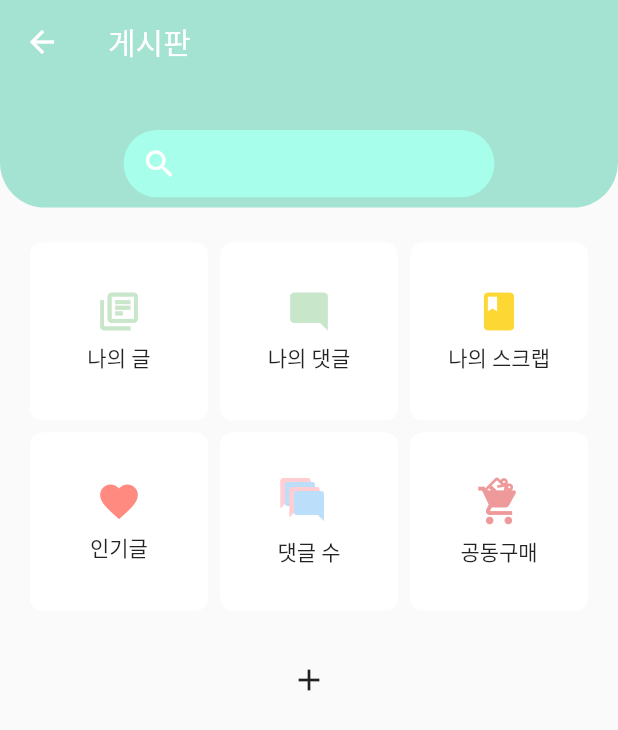
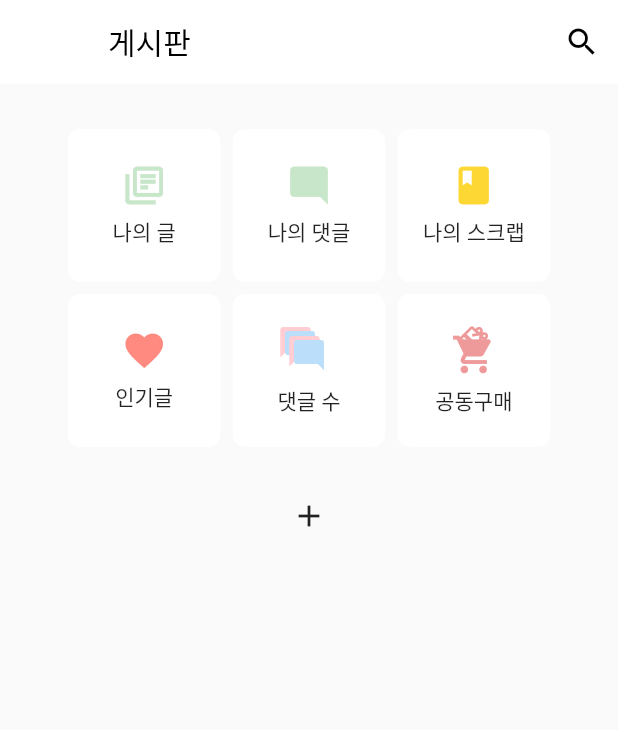
Before and after one commit to msk5678/OnestepCorporation, a Flutter app: the BoardMain screen opened directly, on a phone screen of 412 x 824 dp. Shown: the top 730 px of the screen. Run offline on Flutter 3.47's test engine with Material 2 defaults, Android fonts, the phone set to English and light mode, and no system bars; our stand-ins replace auto_size_text, badges, cached_network_image, carousel_slider, cloud_firestore, custom_radio_grouped_button and 25 more; missing offline and left inert: algolia, mailer, multi_image_picker2, pattern_formatter; accounts and stored records are empty; project files that could hold a hidden picture were left out.

Commit message:
20210528

```diff
--- a/onestep_rezero/lib/board/boardCategoryList.dart
+++ b/onestep_rezero/lib/board/boardCategoryList.dart
@@ -35,7 +35,8 @@ class BoardListView extends ConsumerWidget {
           icon: Icon(
             boardCategory.categoryData.icon,
             size: 25,
-            color: Colors.indigo[300],
+            // color: Colors.indigo[300],
+            color: Colors.black,
           ),
           onPressed: () {
             print("Something to do");
--- a/onestep_rezero/lib/board/boardCreate.dart
+++ b/onestep_rezero/lib/board/boardCreate.dart
@@ -150,9 +150,12 @@ class _BoardCreate extends State<BoardCreate> with TickerProviderStateMixin {
     if (isTitleTextEmpty != null) if (!isTitleTextEmpty &&
         selectedBoardCategory != null) {
       return ShowUp(
-        child: RaisedButton(
+        child: ElevatedButton(
+          style: ElevatedButton.styleFrom(
+              primary: Color.fromRGBO(164, 227, 210, 1)),
           child: Text("게시하기!"),
           onPressed: () async {
+            FocusScope.of(context).unfocus();
             if (!isTitleTextEmpty) {
               final db = FirebaseFirestore.instance;
               String currentTimeStamp =
--- a/onestep_rezero/lib/board/boardMain.dart
+++ b/onestep_rezero/lib/board/boardMain.dart
@@ -5,6 +5,7 @@ import 'package:flutter/services.dart';
 import 'package:flutter_riverpod/flutter_riverpod.dart';
 import 'package:cloud_firestore/cloud_firestore.dart';
 import 'package:onestep_rezero/board/declareData/boardData.dart';
+import 'package:onestep_rezero/search/pages/searchAllMain.dart';
 import 'boardCategoryList.dart';
 
 class BoardMain extends StatefulWidget {
@@ -128,29 +129,32 @@ class _BoardMainState extends State<BoardMain> {
         FocusScope.of(context).requestFocus(FocusNode());
       },
       child: Scaffold(
-        appBar: AppBar(
-          elevation: 0,
-          title: Text(
-            "게시판",
-            style: TextStyle(color: Colors.white),
-          ),
-          backgroundColor: Color.fromRGBO(164, 227, 210, 1),
-        ),
-        body: Stack(
-          children: [
-            Container(
-              height: mintColorContainerHeight,
-              decoration: BoxDecoration(
-                  color: pColor,
-                  borderRadius: BorderRadius.only(
-                      bottomLeft: Radius.circular(30),
-                      bottomRight: Radius.circular(30))),
-            ),
+        appBar: appBar(),
+        // AppBar(
+        //   elevation: 0,
+        //   title: Text(
+        //     "게시판",
+        //     style: TextStyle(color: Colors.white),
+        //   ),
+        //   backgroundColor: Color.fromRGBO(164, 227, 210, 1),
+        // ),
+
+        body:
+            // Stack(
+            //   children: [
+            //     Container(
+            //       height: mintColorContainerHeight,
+            //       decoration: BoxDecoration(
+            //           color: pColor,
+            //           borderRadius: BorderRadius.only(
+            //               bottomLeft: Radius.circular(30),
+            //               bottomRight: Radius.circular(30))),
+            //     ),
             Column(
           children: [
-                SizedBox(
-                  height: mintColorContainerHeight / 4,
-                ),
+            //         SizedBox(
+            //           height: mintColorContainerHeight / 4,
+            //         ),
             // Container(
             //     padding: EdgeInsets.only(left: 10),
             //     alignment: Alignment.centerLeft,
@@ -161,28 +165,25 @@ class _BoardMainState extends State<BoardMain> {
             //           fontWeight: FontWeight.bold,
             //           fontSize: 19),
             //     )),
-                Container(
-                  padding: EdgeInsets.only(
-                      left: deviceWidth / 5, right: deviceWidth / 5, top: 10),
-                  height: mintColorContainerHeight / 1.5,
-                  child: TextField(
-                    decoration: InputDecoration(
-                        fillColor: Colors.tealAccent[100],
-                        filled: true,
-                        prefixIcon: Icon(
-                          Icons.search,
-                          color: Colors.white,
-                        ),
-                        border: OutlineInputBorder(
-                            borderSide: BorderSide.none,
-                            borderRadius:
-                                BorderRadius.all(Radius.circular(50)))),
-                  ),
-                ),
+            // Container(
+            //   padding: EdgeInsets.only(left: 10, right: 10, top: 10),
+            //   height: mintColorContainerHeight / 1.5,
+            //   child: TextField(
+            //     decoration: InputDecoration(
+            //         fillColor: Colors.tealAccent[100],
+            //         filled: true,
+            //         prefixIcon: Icon(
+            //           Icons.search,
+            //           color: Colors.white,
+            //         ),
+            //         border: OutlineInputBorder(
+            //             borderSide: BorderSide.none,
+            //             borderRadius: BorderRadius.all(Radius.circular(50)))),
+            //   ),
+            // ),
             SizedBox(
               height: mintColorContainerHeight -
-                      (mintColorContainerHeight / 2 +
-                          mintColorContainerHeight / 4),
+                  (mintColorContainerHeight / 2 + mintColorContainerHeight / 4),
             ),
             Container(
               padding: EdgeInsets.only(
@@ -196,7 +197,10 @@ class _BoardMainState extends State<BoardMain> {
             ),
             Container(
               padding: EdgeInsets.only(
-                      left: 16, right: 16, bottom: 10, top: deviceHeight / 150),
+                  left: deviceWidth / 10,
+                  right: deviceWidth / 10,
+                  bottom: 10,
+                  top: deviceHeight / 150),
               child: GridView.count(
                 shrinkWrap: true,
                 crossAxisSpacing: 0.1,
@@ -246,11 +250,12 @@ class _BoardMainState extends State<BoardMain> {
                   ),
             )
           ],
-            ),
-          ],
+          //   ),
+          // ],
         ),
       ),
     );
+
     // return Scaffold(
     //   appBar: AppBar(
     //     backgroundColor: Colors.white,
@@ -382,4 +387,42 @@ class _BoardMainState extends State<BoardMain> {
     //   ),
     // );
   }
+
+  PreferredSizeWidget appBar() {
+    return AppBar(
+      title: Text(
+        '게시판',
+        style: TextStyle(color: Colors.black),
+      ),
+      elevation: 0,
+      backgroundColor: Colors.white,
+      actions: <Widget>[
+        // new IconButton(
+        //   icon: new Icon(
+        //     Icons.refresh,
+        //     color: Colors.black,
+        //   ),
+        //   onPressed: () => {
+        //     // setState(() {
+        //     _scrollController.position
+        //         .moveTo(0.5, duration: Duration(milliseconds: 500)),
+        //     context.read(productMainService).fetchProducts(),
+        //     // })
+        //   },
+        // ),
+        new IconButton(
+          icon: new Icon(
+            Icons.search,
+            color: Colors.black,
+          ),
+          onPressed: () => {
+            Navigator.of(context).push(
+              MaterialPageRoute(
+                  builder: (context) => SearchAllMain(searchKey: 1)),
+            ),
+          },
+        ),
+      ],
+    );
   }
+}
```
Lines whose indentation alone changed are shown as unchanged.
